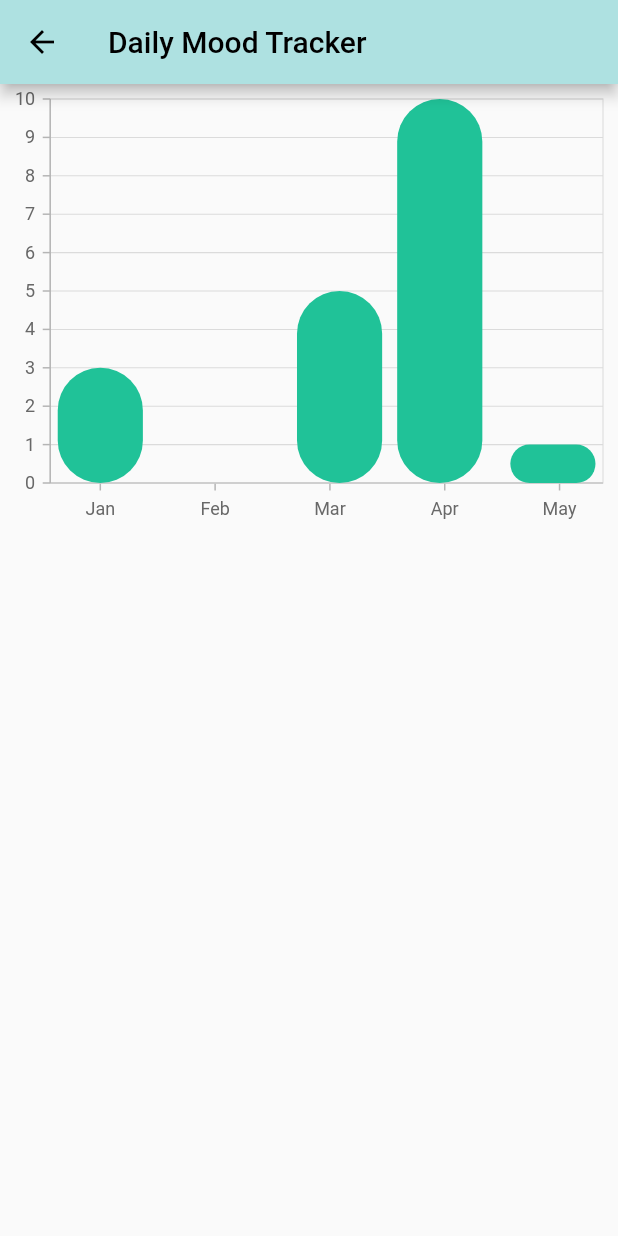
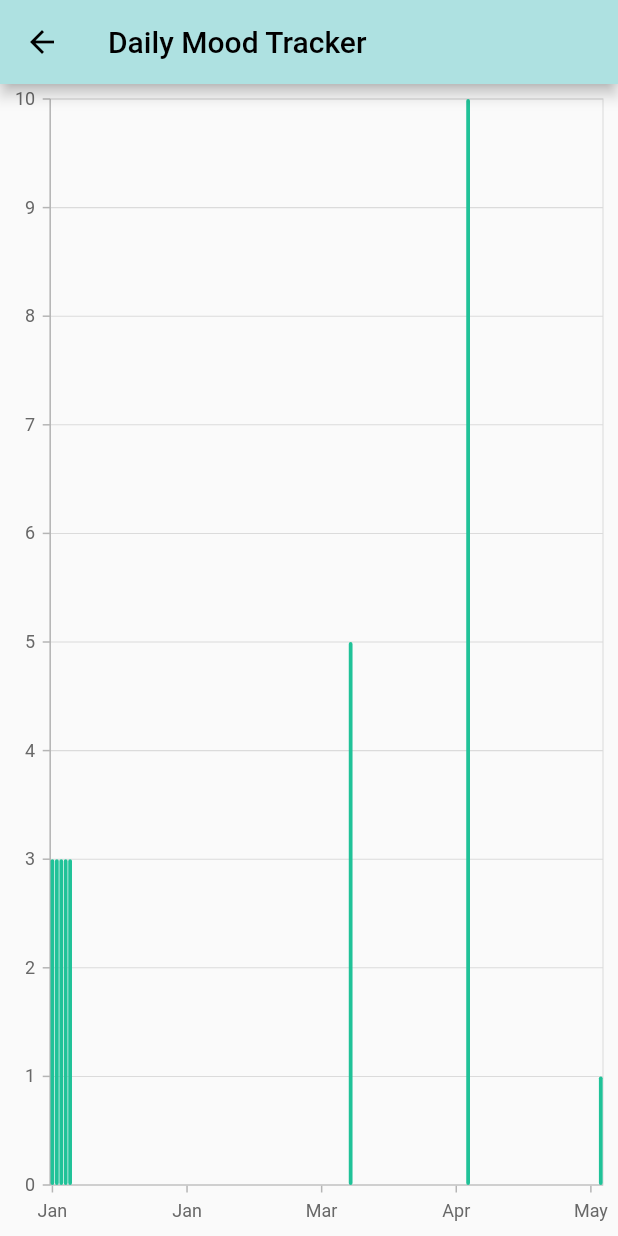
Before and after one commit to J051333/mental_health, a Flutter app: the TrackerChart screen opened directly, on a phone screen of 412 x 824 dp. Run offline on Flutter 3.47's test engine with Material 2 defaults, Android fonts, the phone set to English and light mode, and no system bars; our stand-ins replace syncfusion_flutter_charts, webview_flutter; missing offline and left inert: aes_crypt_null_safe.

Commit message:
Graph fills screen
Not sure if we're going to keep this, but the graph now fills the entire screen.

```diff
--- a/lib/day_tracker/day_tracker_menu.dart
+++ b/lib/day_tracker/day_tracker_menu.dart
@@ -1,3 +1,4 @@
+import 'package:flutter/cupertino.dart';
 import 'package:flutter/material.dart';
 import 'package:mental_health/day_tracker/mood.dart';
 import 'package:mental_health/mh_colors.dart';
@@ -12,11 +13,23 @@ class TrackerChart extends StatefulWidget {
 
 class _TrackerChartState extends State<TrackerChart> {
   final moods = [
+    Mood(3, DateTime.utc(2022, 1, 1)),
+    Mood(3, DateTime.utc(2022, 1, 2)),
+    Mood(3, DateTime.utc(2022, 1, 3)),
+    Mood(3, DateTime.utc(2022, 1, 4)),
     Mood(3, DateTime.utc(2022, 1, 5)),
     Mood(5, DateTime.now()),
     Mood(10, DateTime.utc(2022, 4, 5)),
     Mood(1, DateTime.utc(2022, 5, 5)),
   ];
+
+  late DateTime today;
+
+  @override
+  void initState() {
+    today = DateTime.now();
+    super.initState();
+  }
 
   @override
   Widget build(BuildContext context) {
@@ -26,17 +39,26 @@ class _TrackerChartState extends State<TrackerChart> {
       ),
       body: Column(
         children: [
-          SfCartesianChart(
+          Expanded(
+            child: SizedBox(
+              height: double.infinity,
+              width: double.infinity,
+              child: SfCartesianChart(
                 tooltipBehavior: TooltipBehavior(enable: true),
                 zoomPanBehavior: ZoomPanBehavior(
                   enablePinching: true,
                   enableSelectionZooming: true,
                   enableMouseWheelZooming: true,
                   enablePanning: true,
-                zoomMode: ZoomMode.x
+                  zoomMode: ZoomMode.x,
                 ),
                 primaryXAxis: DateTimeAxis(
                   majorGridLines: const MajorGridLines(width: 0),
+                  intervalType: DateTimeIntervalType.days,
+                  visibleMinimum: DateTime(
+                      today.year, today.month, today.day - today.weekday % 7),
+                  visibleMaximum: DateTime(
+                      today.year, today.month, today.day + today.weekday % 7),
                 ),
                 primaryYAxis: NumericAxis(
                   minimum: 0,
@@ -53,7 +75,9 @@ class _TrackerChartState extends State<TrackerChart> {
                     color: MHColors.trackerLineColor,
                   ),
                 ],
-          )
+              ),
+            ),
+          ),
         ],
       ),
     );
```
Lines whose indentation alone changed are shown as unchanged.
